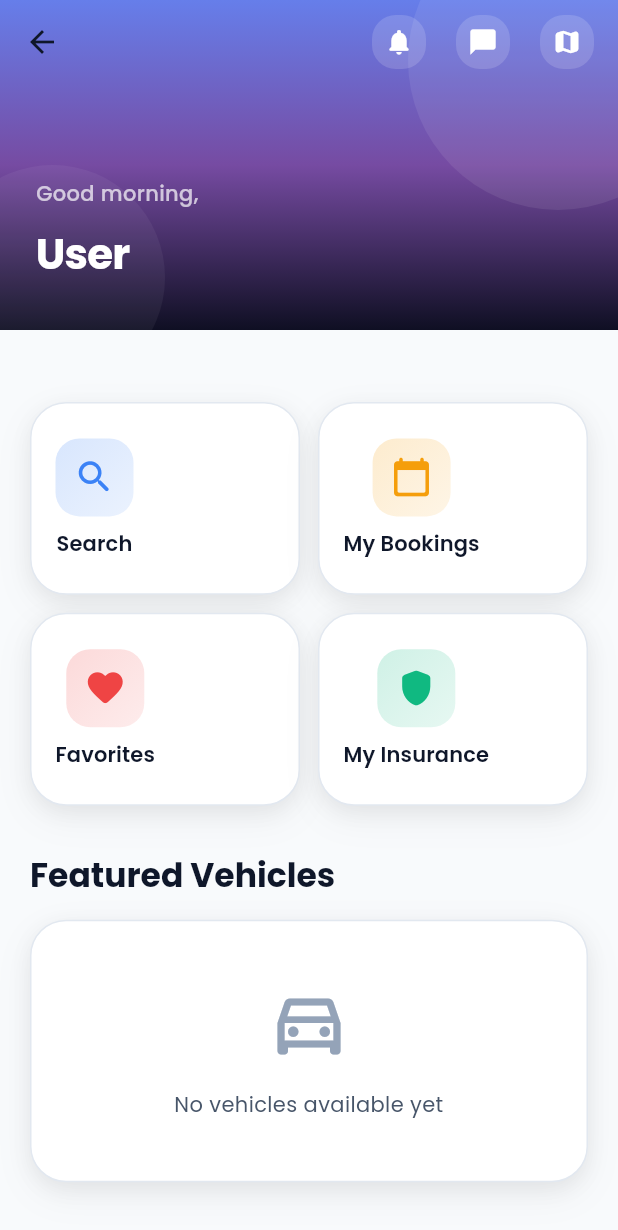
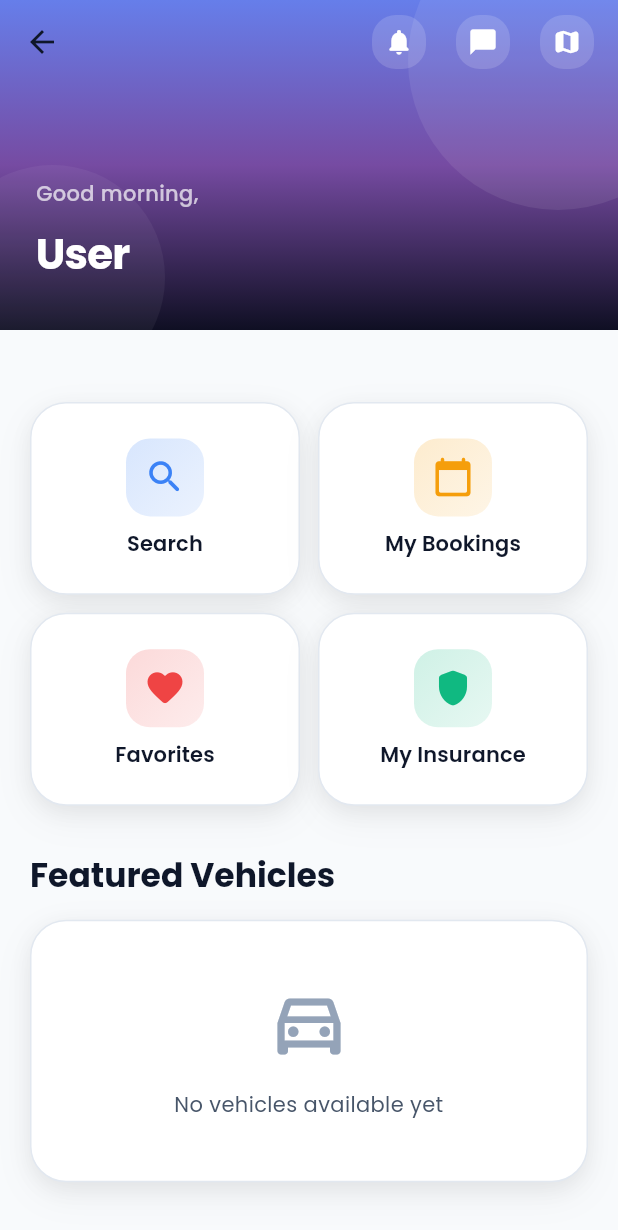
Before and after one commit to rramirezz1/classicDrive, a Flutter app: the HomeScreen screen opened directly, on a phone screen of 412 x 824 dp. Shown: the top 1230 px of the screen. Run offline on Flutter 3.47's test engine with Material 3 defaults, Android fonts, the phone set to English and light mode, and no system bars; our stand-ins replace cached_network_image, flutter_dotenv, flutter_map, go_router, google_fonts, google_generative_ai and 5 more; missing offline and left inert: flutter_stripe; accounts and stored records are empty; network calls fail.

Commit message:
Fix: Chat avatar columns, duplicate verification, emoji removal, ActionCard alignment

```diff
--- a/lib/l10n/app_en.arb
+++ b/lib/l10n/app_en.arb
@@ -10,7 +10,7 @@
   "verifyAccount": "Verify account",
   "accountVerified": "Verified Account",
   "trustScore": "Trust Score: {score}",
-  "recommendedForYou": "🎯 Recommended for You",
+  "recommendedForYou": "Recommended for You",
   "myStats": "My Stats",
   "featuredVehicles": "Featured Vehicles",
   "exploreByCategory": "Explore by Category",
--- a/lib/l10n/app_localizations.dart
+++ b/lib/l10n/app_localizations.dart
@@ -167,7 +167,7 @@ abstract class AppLocalizations {
   /// No description provided for @recommendedForYou.
   ///
   /// In en, this message translates to:
-  /// **'🎯 Recommended for You'**
+  /// **'Recommended for You'**
   String get recommendedForYou;
 
   /// No description provided for @myStats.
--- a/lib/l10n/app_localizations_en.dart
+++ b/lib/l10n/app_localizations_en.dart
@@ -44,7 +44,7 @@ class AppLocalizationsEn extends AppLocalizations {
   }
 
   @override
-  String get recommendedForYou => '🎯 Recommended for You';
+  String get recommendedForYou => 'Recommended for You';
 
   @override
   String get myStats => 'My Stats';
--- a/lib/l10n/app_localizations_pt.dart
+++ b/lib/l10n/app_localizations_pt.dart
@@ -44,7 +44,7 @@ class AppLocalizationsPt extends AppLocalizations {
   }
 
   @override
-  String get recommendedForYou => '🎯 Recomendados para Si';
+  String get recommendedForYou => 'Recomendados para Si';
 
   @override
   String get myStats => 'As Minhas Estatísticas';
--- a/lib/l10n/app_pt.arb
+++ b/lib/l10n/app_pt.arb
@@ -10,7 +10,7 @@
   "verifyAccount": "Verificar conta",
   "accountVerified": "Conta Verificada",
   "trustScore": "Score de confiança: {score}",
-  "recommendedForYou": "🎯 Recomendados para Si",
+  "recommendedForYou": "Recomendados para Si",
   "myStats": "As Minhas Estatísticas",
   "featuredVehicles": "Veículos em Destaque",
   "exploreByCategory": "Explorar por Categoria",
--- a/lib/screens/home/home_screen.dart
+++ b/lib/screens/home/home_screen.dart
@@ -306,26 +306,13 @@ class _HomeScreenState extends State<HomeScreen> {
                         letterSpacing: -0.5,
                       ),
                     ),
-                    // Banner de verificação pendente
+                    // Banner de verificação pendente (só mostra se estiver pendente)
                     if (_verificationStatus != null &&
                         _verificationStatus!.isPending)
                       _buildVerificationBanner(
                         icon: Icons.access_time_rounded,
                         text: AppLocalizations.of(context)!.verificationPending,
                         color: AppColors.warning,
-                      ),
-                    // Prompt de verificação
-                    if (user != null &&
-                        !user.hasKYC &&
-                        _verificationStatus?.isPending != true)
-                      GestureDetector(
-                        onTap: () => context.push('/kyc-verification'),
-                        child: _buildVerificationBanner(
-                          icon: Icons.verified_user_rounded,
-                          text: AppLocalizations.of(context)!.verifyAccount,
-                          color: Colors.white,
-                          isOutlined: true,
-                        ),
                       ),
                   ],
                 ),
--- a/lib/widgets/modern_card.dart
+++ b/lib/widgets/modern_card.dart
@@ -257,8 +257,11 @@ class ActionCard extends StatelessWidget {
       onTap: onTap,
       child: Stack(
         children: [
-          Column(
+          Center(
+            child: Column(
               mainAxisAlignment: MainAxisAlignment.center,
+              crossAxisAlignment: CrossAxisAlignment.center,
+              mainAxisSize: MainAxisSize.min,
               children: [
                 Container(
                   padding: const EdgeInsets.all(12),
@@ -281,6 +284,7 @@ class ActionCard extends StatelessWidget {
                   overflow: TextOverflow.ellipsis,
                 ),
               ],
+            ),
           ),
           if (badge != null)
             Positioned(
```
Also changed, not shown: lib/models/message_model.dart (+4 -20 lines). Lines whose indentation alone changed are shown as unchanged.
